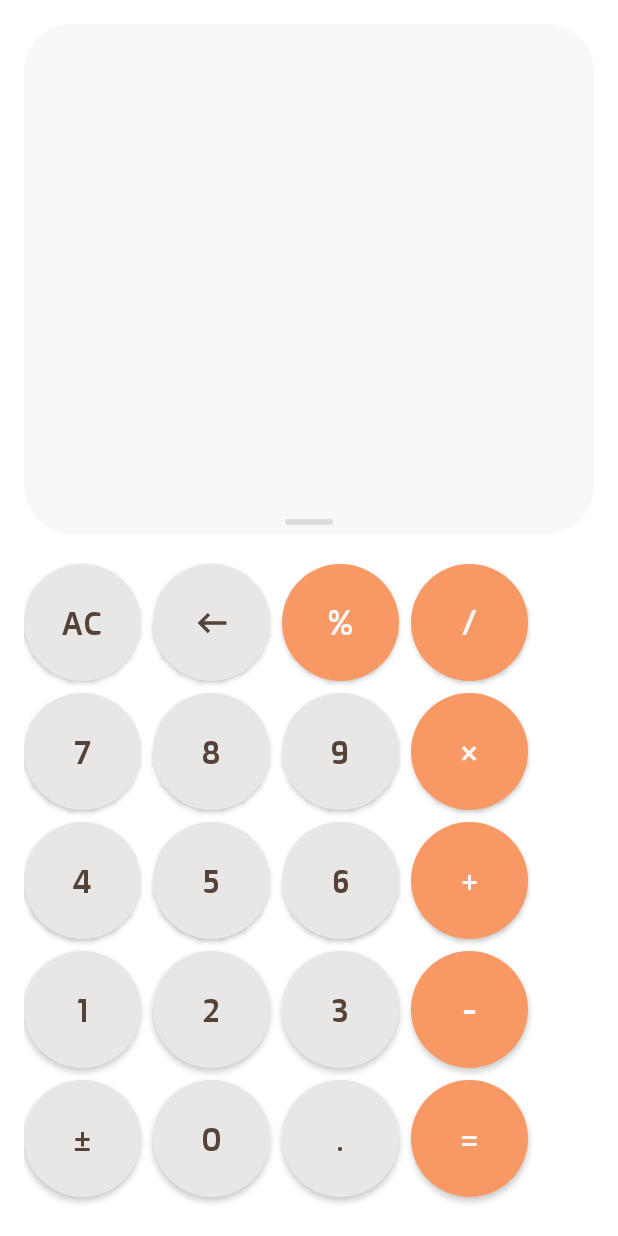
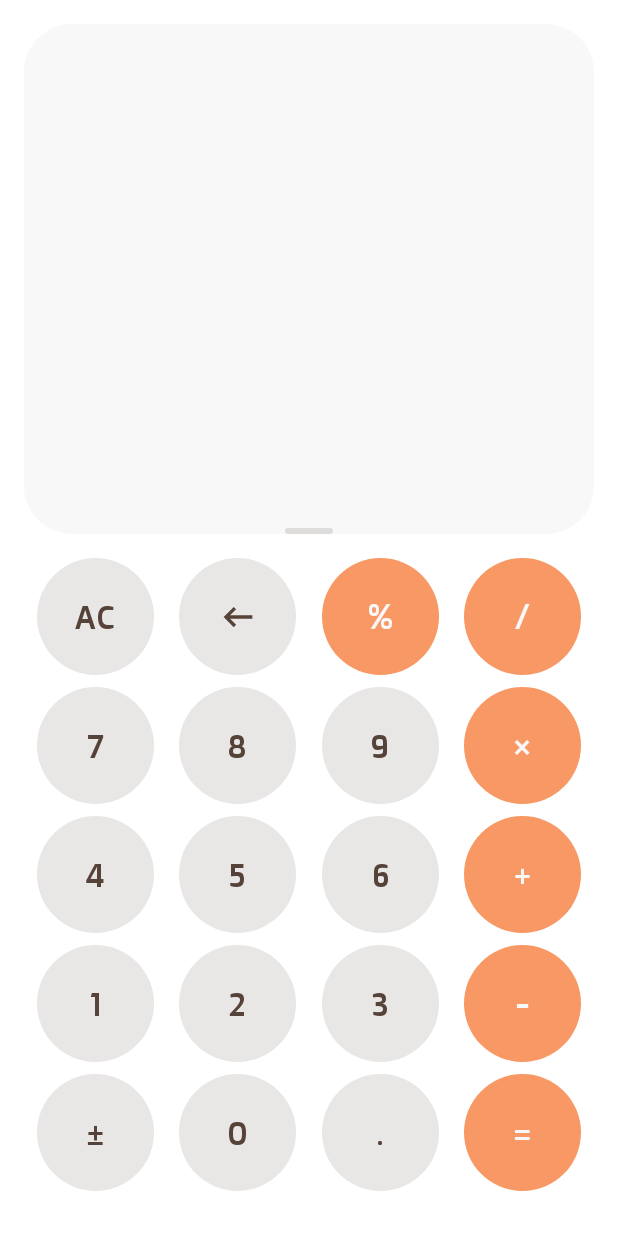
Before and after one commit to Farah315/Calculator, an Android app: the layout activity_main.xml on its own in the app's theme, with its tools: preview values and no code run, on a phone screen of 412 x 824 dp. Run offline under Robolectric (Android 15) with nearby library versions, the phone set to English and light mode, and no system bars.

Commit message:
refactor: Standardize layout constraints for consistent appearance

```diff
--- a/app/src/main/res/layout/activity_main.xml
+++ b/app/src/main/res/layout/activity_main.xml
@@ -13,318 +13,330 @@
         android:layout_width="match_parent"
         android:layout_height="340dp"
         android:background="@drawable/card"
-        app:layout_constraintTop_toTopOf="parent"
-        app:layout_constraintStart_toStartOf="parent" />
+        app:layout_constraintStart_toStartOf="parent"
+        app:layout_constraintTop_toTopOf="parent" />
 
     <TextView
         android:id="@+id/Text"
-        android:layout_width="0dp"
-        android:layout_height="60dp"
+        android:layout_width="match_parent"
+        android:layout_height="wrap_content"
         android:layout_marginStart="36dp"
-        android:layout_marginTop="170dp"
+        android:layout_marginTop="216dp"
         android:layout_marginEnd="36dp"
         android:alpha="0.75"
+        android:ellipsize="end"
         android:fontFamily="@font/doppio_one_regular"
         android:gravity="end|center_vertical"
+        android:maxLines="2"
         android:text=""
         android:textColor="#55423866"
         android:textSize="20sp"
-        android:maxLines="2"
-        android:ellipsize="end"
-        app:layout_constraintTop_toTopOf="parent"
+        app:layout_constraintEnd_toEndOf="parent"
+        app:layout_constraintHorizontal_bias="0.0"
         app:layout_constraintStart_toStartOf="parent"
-        app:layout_constraintEnd_toEndOf="parent" />
+        app:layout_constraintTop_toTopOf="parent" />
 
     <TextView
         android:id="@+id/resultTextView"
-        android:layout_width="0dp"
-        android:layout_height="80dp"
+        android:layout_width="match_parent"
+        android:layout_height="wrap_content"
         android:layout_marginStart="36dp"
-        android:layout_marginTop="240dp"
         android:layout_marginEnd="36dp"
+        android:layout_marginBottom="32dp"
+        android:ellipsize="end"
         android:fontFamily="@font/doppio_one_regular"
         android:gravity="end|center_vertical"
+        android:maxLines="2"
         android:text=""
         android:textColor="@color/darkBrown"
         android:textSize="36sp"
-        android:maxLines="2"
-        android:ellipsize="end"
-        app:layout_constraintTop_toTopOf="parent"
+        app:layout_constraintBottom_toTopOf="@+id/divider"
+        app:layout_constraintEnd_toEndOf="parent"
+        app:layout_constraintHorizontal_bias="0.0"
         app:layout_constraintStart_toStartOf="parent"
-        app:layout_constraintEnd_toEndOf="parent" />
+        app:layout_constraintTop_toBottomOf="@+id/Text"
+        app:layout_constraintVertical_bias="0.0" />
 
     <TextView
         android:id="@+id/divider"
         android:layout_width="32dp"
         android:layout_height="4dp"
-        android:layout_marginTop="330dp"
         android:background="@drawable/rectangle"
-        app:layout_constraintTop_toTopOf="parent"
-        app:layout_constraintStart_toStartOf="parent"
-        app:layout_constraintEnd_toEndOf="parent" />
+        app:layout_constraintBottom_toBottomOf="@+id/background"
+        app:layout_constraintEnd_toEndOf="parent"
+        app:layout_constraintStart_toStartOf="parent" />
 
-    <!-- الصف الأول -->
     <androidx.appcompat.widget.AppCompatButton
         android:id="@+id/Ac"
         style="@style/circleButton.Normal"
         android:layout_width="78dp"
         android:layout_height="78dp"
-        android:layout_marginStart="0dp"
-        android:layout_marginTop="360dp"
+        android:layout_marginStart="8dp"
+        android:layout_marginTop="16dp"
+        android:layout_marginEnd="8dp"
         android:fontFamily="@font/doppio_one_regular"
+        android:stateListAnimator="@null"
         android:text="@string/ac"
         android:textSize="22sp"
-        app:layout_constraintTop_toTopOf="parent"
-        app:layout_constraintStart_toStartOf="parent" />
+        app:layout_constraintEnd_toStartOf="@id/back"
+        app:layout_constraintStart_toStartOf="parent"
+        app:layout_constraintTop_toBottomOf="@+id/background" />
 
     <ImageButton
         android:id="@+id/back"
         style="@style/circleButton.Normal"
         android:layout_width="78dp"
         android:layout_height="78dp"
-        android:layout_marginStart="86dp"
-        android:layout_marginTop="360dp"
+        android:layout_marginStart="8dp"
+        android:layout_marginEnd="8dp"
         android:contentDescription="@null"
         android:src="@drawable/arrow_left_02"
-        app:layout_constraintTop_toTopOf="parent"
-        app:layout_constraintStart_toStartOf="parent" />
+        android:stateListAnimator="@null"
+        app:layout_constraintEnd_toStartOf="@id/divide"
+        app:layout_constraintStart_toEndOf="@id/Ac"
+        app:layout_constraintTop_toTopOf="@id/Ac" />
 
     <androidx.appcompat.widget.AppCompatButton
         android:id="@+id/divide"
         style="@style/circleButton.Operator"
         android:layout_width="78dp"
         android:layout_height="78dp"
-        android:layout_marginStart="172dp"
-        android:layout_marginTop="360dp"
+        android:layout_marginStart="8dp"
+        android:layout_marginEnd="8dp"
         android:fontFamily="@font/doppio_one_regular"
+        android:stateListAnimator="@null"
         android:text="@string/divide"
         android:textSize="22sp"
-        app:layout_constraintTop_toTopOf="parent"
-        app:layout_constraintStart_toStartOf="parent" />
+        app:layout_constraintEnd_toStartOf="@id/div"
+        app:layout_constraintStart_toEndOf="@id/back"
+        app:layout_constraintTop_toTopOf="@+id/Ac" />
 
     <androidx.appcompat.widget.AppCompatButton
         android:id="@+id/div"
         style="@style/circleButton.Operator"
         android:layout_width="78dp"
         android:layout_height="78dp"
-        android:layout_marginStart="258dp"
-        android:layout_marginTop="360dp"
+        android:layout_marginStart="8dp"
+        android:layout_marginEnd="8dp"
         android:fontFamily="@font/doppio_one_regular"
+        android:stateListAnimator="@null"
         android:text="@string/div"
         android:textSize="22sp"
-        app:layout_constraintStart_toStartOf="parent"
-        app:layout_constraintTop_toTopOf="parent" />
+        app:layout_constraintEnd_toEndOf="parent"
+        app:layout_constraintStart_toEndOf="@+id/divide"
+        app:layout_constraintTop_toTopOf="@+id/Ac" />
 
-    <!-- الصف الثاني -->
     <androidx.appcompat.widget.AppCompatButton
         android:id="@+id/seven"
         style="@style/circleButton.Normal"
         android:layout_width="78dp"
         android:layout_height="78dp"
-        android:layout_marginStart="0dp"
-        android:layout_marginTop="446dp"
+        android:layout_marginTop="8dp"
         android:fontFamily="@font/doppio_one_regular"
+        android:stateListAnimator="@null"
         android:text="@string/seven"
         android:textSize="22sp"
-        app:layout_constraintTop_toTopOf="parent"
-        app:layout_constraintStart_toStartOf="parent" />
+        app:layout_constraintEnd_toEndOf="@+id/Ac"
+        app:layout_constraintStart_toStartOf="@+id/Ac"
+        app:layout_constraintTop_toBottomOf="@+id/Ac" />
 
     <androidx.appcompat.widget.AppCompatButton
         android:id="@+id/eight"
         style="@style/circleButton.Normal"
         android:layout_width="78dp"
         android:layout_height="78dp"
-        android:layout_marginStart="86dp"
-        android:layout_marginTop="446dp"
         android:fontFamily="@font/doppio_one_regular"
+        android:stateListAnimator="@null"
         android:text="@string/eight"
         android:textSize="22sp"
-        app:layout_constraintTop_toTopOf="parent"
-        app:layout_constraintStart_toStartOf="parent" />
+
+        app:layout_constraintEnd_toEndOf="@+id/back"
+        app:layout_constraintStart_toStartOf="@+id/back"
+        app:layout_constraintTop_toTopOf="@+id/seven" />
 
     <androidx.appcompat.widget.AppCompatButton
         android:id="@+id/nine"
         style="@style/circleButton.Normal"
         android:layout_width="78dp"
         android:layout_height="78dp"
-        android:layout_marginStart="172dp"
-        android:layout_marginTop="446dp"
         android:fontFamily="@font/doppio_one_regular"
+        android:stateListAnimator="@null"
         android:text="@string/nine"
         android:textSize="22sp"
-        app:layout_constraintTop_toTopOf="parent"
-        app:layout_constraintStart_toStartOf="parent" />
+        app:layout_constraintEnd_toEndOf="@+id/divide"
+        app:layout_constraintStart_toStartOf="@+id/divide"
+        app:layout_constraintTop_toTopOf="@+id/eight" />
 
     <androidx.appcompat.widget.AppCompatButton
         android:id="@+id/mul"
         style="@style/circleButton.Operator"
         android:layout_width="78dp"
         android:layout_height="78dp"
-        android:layout_marginStart="258dp"
-        android:layout_marginTop="446dp"
         android:fontFamily="@font/doppio_one_regular"
+        android:stateListAnimator="@null"
         android:text="@string/mul"
         android:textSize="22sp"
-        app:layout_constraintTop_toTopOf="parent"
-        app:layout_constraintStart_toStartOf="parent" />
+        app:layout_constraintEnd_toEndOf="@+id/div"
+        app:layout_constraintStart_toStartOf="@+id/div"
+        app:layout_constraintTop_toTopOf="@+id/nine" />
 
-    <!-- الصف الثالث -->
     <androidx.appcompat.widget.AppCompatButton
         android:id="@+id/four"
         style="@style/circleButton.Normal"
         android:layout_width="78dp"
         android:layout_height="78dp"
-        android:layout_marginStart="0dp"
-        android:layout_marginTop="532dp"
+        android:layout_marginTop="8dp"
         android:fontFamily="@font/doppio_one_regular"
+        android:stateListAnimator="@null"
         android:text="@string/four"
         android:textSize="22sp"
-        app:layout_constraintTop_toTopOf="parent"
-        app:layout_constraintStart_toStartOf="parent" />
+        app:layout_constraintStart_toStartOf="@+id/seven"
+        app:layout_constraintTop_toBottomOf="@+id/seven" />
 
     <androidx.appcompat.widget.AppCompatButton
         android:id="@+id/five"
         style="@style/circleButton.Normal"
         android:layout_width="78dp"
         android:layout_height="78dp"
-        android:layout_marginStart="86dp"
-        android:layout_marginTop="532dp"
         android:fontFamily="@font/doppio_one_regular"
+        android:stateListAnimator="@null"
         android:text="@string/five"
         android:textSize="22sp"
-        app:layout_constraintTop_toTopOf="parent"
-        app:layout_constraintStart_toStartOf="parent" />
+        app:layout_constraintEnd_toEndOf="@+id/eight"
+        app:layout_constraintStart_toStartOf="@+id/eight"
+        app:layout_constraintTop_toTopOf="@+id/four" />
 
     <androidx.appcompat.widget.AppCompatButton
         android:id="@+id/six"
         style="@style/circleButton.Normal"
         android:layout_width="78dp"
         android:layout_height="78dp"
-        android:layout_marginStart="172dp"
-        android:layout_marginTop="532dp"
         android:fontFamily="@font/doppio_one_regular"
+        android:stateListAnimator="@null"
         android:text="@string/six"
         android:textSize="22sp"
-        app:layout_constraintTop_toTopOf="parent"
-        app:layout_constraintStart_toStartOf="parent" />
+        app:layout_constraintEnd_toEndOf="@+id/nine"
+        app:layout_constraintStart_toStartOf="@+id/nine"
+        app:layout_constraintTop_toTopOf="@+id/five" />
 
     <androidx.appcompat.widget.AppCompatButton
         android:id="@+id/add"
         style="@style/circleButton.Operator"
         android:layout_width="78dp"
         android:layout_height="78dp"
-        android:layout_marginStart="258dp"
-        android:layout_marginTop="532dp"
         android:fontFamily="@font/doppio_one_regular"
+        android:stateListAnimator="@null"
         android:text="@string/add"
         android:textSize="22sp"
-        app:layout_constraintTop_toTopOf="parent"
-        app:layout_constraintStart_toStartOf="parent" />
+        app:layout_constraintEnd_toEndOf="@+id/mul"
+        app:layout_constraintStart_toStartOf="@+id/mul"
+        app:layout_constraintTop_toTopOf="@+id/six" />
 
-    <!-- الصف الرابع -->
     <androidx.appcompat.widget.AppCompatButton
         android:id="@+id/one"
         style="@style/circleButton.Normal"
         android:layout_width="78dp"
         android:layout_height="78dp"
-        android:layout_marginStart="0dp"
-        android:layout_marginTop="618dp"
+        android:layout_marginTop="8dp"
         android:fontFamily="@font/doppio_one_regular"
+        android:stateListAnimator="@null"
         android:text="@string/one"
         android:textSize="22sp"
-        app:layout_constraintTop_toTopOf="parent"
-        app:layout_constraintStart_toStartOf="parent" />
+        app:layout_constraintEnd_toEndOf="@+id/four"
+        app:layout_constraintHorizontal_bias="0.0"
+        app:layout_constraintStart_toStartOf="@+id/four"
+        app:layout_constraintTop_toBottomOf="@+id/four" />
 
     <androidx.appcompat.widget.AppCompatButton
         android:id="@+id/two"
         style="@style/circleButton.Normal"
         android:layout_width="78dp"
         android:layout_height="78dp"
-        android:layout_marginStart="86dp"
-        android:layout_marginTop="618dp"
         android:fontFamily="@font/doppio_one_regular"
+        android:stateListAnimator="@null"
         android:text="@string/two"
         android:textSize="22sp"
-        app:layout_constraintTop_toTopOf="parent"
-        app:layout_constraintStart_toStartOf="parent" />
+        app:layout_constraintEnd_toEndOf="@+id/five"
+        app:layout_constraintStart_toStartOf="@+id/five"
+        app:layout_constraintTop_toTopOf="@+id/one" />
 
     <androidx.appcompat.widget.AppCompatButton
         android:id="@+id/three"
         style="@style/circleButton.Normal"
         android:layout_width="78dp"
         android:layout_height="78dp"
-        android:layout_marginStart="172dp"
-        android:layout_marginTop="618dp"
         android:fontFamily="@font/doppio_one_regular"
+        android:stateListAnimator="@null"
         android:text="@string/three"
         android:textSize="22sp"
-        app:layout_constraintTop_toTopOf="parent"
-        app:layout_constraintStart_toStartOf="parent" />
+        app:layout_constraintEnd_toEndOf="@+id/six"
+        app:layout_constraintStart_toStartOf="@+id/six"
+        app:layout_constraintTop_toTopOf="@+id/two" />
 
     <androidx.appcompat.widget.AppCompatButton
         android:id="@+id/sub"
         style="@style/circleButton.Operator"
         android:layout_width="78dp"
         android:layout_height="78dp"
-        android:layout_marginStart="258dp"
-        android:layout_marginTop="618dp"
         android:fontFamily="@font/doppio_one_regular"
+        android:stateListAnimator="@null"
         android:text="@string/sub"
         android:textSize="22sp"
-        app:layout_constraintTop_toTopOf="parent"
-        app:layout_constraintStart_toStartOf="parent" />
+        app:layout_constraintEnd_toEndOf="@+id/add"
+        app:layout_constraintStart_toStartOf="@+id/add"
+        app:layout_constraintTop_toTopOf="@+id/three" />
 
-    <!-- الصف الخامس -->
     <androidx.appcompat.widget.AppCompatButton
         android:id="@+id/plusMinus"
         style="@style/circleButton.Normal"
         android:layout_width="78dp"
         android:layout_height="78dp"
-        android:layout_marginStart="0dp"
-        android:layout_marginTop="704dp"
+        android:layout_marginTop="8dp"
         android:fontFamily="@font/doppio_one_regular"
+        android:stateListAnimator="@null"
         android:text="@string/plas_minus"
         android:textSize="22sp"
-        app:layout_constraintTop_toTopOf="parent"
-        app:layout_constraintStart_toStartOf="parent" />
+        app:layout_constraintEnd_toEndOf="@+id/one"
+        app:layout_constraintStart_toStartOf="@+id/one"
+        app:layout_constraintTop_toBottomOf="@+id/one" />
 
     <androidx.appcompat.widget.AppCompatButton
         android:id="@+id/zero"
         style="@style/circleButton.Normal"
         android:layout_width="78dp"
         android:layout_height="78dp"
-        android:layout_marginStart="86dp"
-        android:layout_marginTop="704dp"
         android:fontFamily="@font/doppio_one_regular"
+        android:stateListAnimator="@null"
         android:text="@string/zero"
         android:textSize="22sp"
-        app:layout_constraintTop_toTopOf="parent"
-        app:layout_constraintStart_toStartOf="parent" />
+        app:layout_constraintEnd_toEndOf="@+id/two"
+        app:layout_constraintStart_toStartOf="@+id/two"
+        app:layout_constraintTop_toTopOf="@+id/plusMinus" />
 
     <androidx.appcompat.widget.AppCompatButton
         android:id="@+id/dot"
         style="@style/circleButton.Normal"
         android:layout_width="78dp"
         android:layout_height="78dp"
-        android:layout_marginStart="172dp"
-        android:layout_marginTop="704dp"
         android:fontFamily="@font/doppio_one_regular"
+        android:stateListAnimator="@null"
         android:text="@string/dot"
         android:textSize="22sp"
-        app:layout_constraintTop_toTopOf="parent"
-        app:layout_constraintStart_toStartOf="parent" />
+        app:layout_constraintEnd_toEndOf="@+id/three"
+        app:layout_constraintStart_toStartOf="@+id/three"
+        app:layout_constraintTop_toTopOf="@+id/zero" />
 
     <androidx.appcompat.widget.AppCompatButton
         android:id="@+id/equals"
         style="@style/circleButton.Operator"
         android:layout_width="78dp"
         android:layout_height="78dp"
-        android:layout_marginStart="258dp"
-        android:layout_marginTop="704dp"
         android:fontFamily="@font/doppio_one_regular"
+        android:stateListAnimator="@null"
         android:text="@string/equals"
         android:textSize="22sp"
-        app:layout_constraintTop_toTopOf="parent"
-        app:layout_constraintStart_toStartOf="parent" />
+        app:layout_constraintEnd_toEndOf="@+id/sub"
+        app:layout_constraintStart_toStartOf="@+id/sub"
+        app:layout_constraintTop_toTopOf="@+id/dot" />
 
 </androidx.constraintlayout.widget.ConstraintLayout>
```
